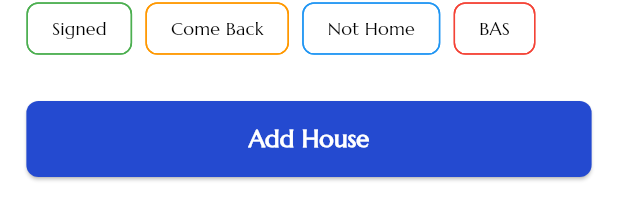
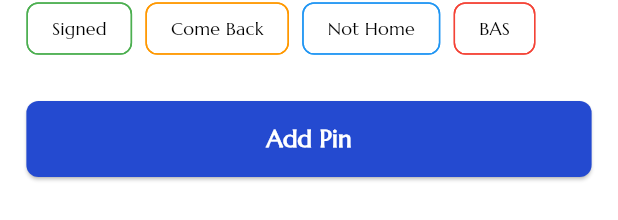
Before and after one commit to Jossyboydgenius/Ballot-Access-Pro, a Flutter app: the AddHouseBottomSheet widget shown alone on an empty page, opened directly with empty values, on a phone screen of 412 x 824 dp. Shown: the part 286-506 px from the top of the screen. Run offline on Flutter 3.47's test engine with Material 3 defaults, Android fonts, the phone set to English and light mode, and no system bars; our stand-ins replace flutter_screenutil, flutter_svg, geolocator, google_maps_flutter, location, permission_handler.

Commit message:
Rename button text from 'Add House' to 'Add Pin' in AddHouseBottomSheet widget

```diff
--- a/lib/shared/widgets/add_house_bottom_sheet.dart
+++ b/lib/shared/widgets/add_house_bottom_sheet.dart
@@ -101,7 +101,7 @@ class AddHouseBottomSheet extends StatelessWidget {
             ),
             AppSpacing.v24(),
             AppButton(
-              text: 'Add House',
+              text: 'Add Pin',
               onPressed: onAddHouse,
               style: AppTextStyle.semibold16.copyWith(color: Colors.white),
             ),
```
